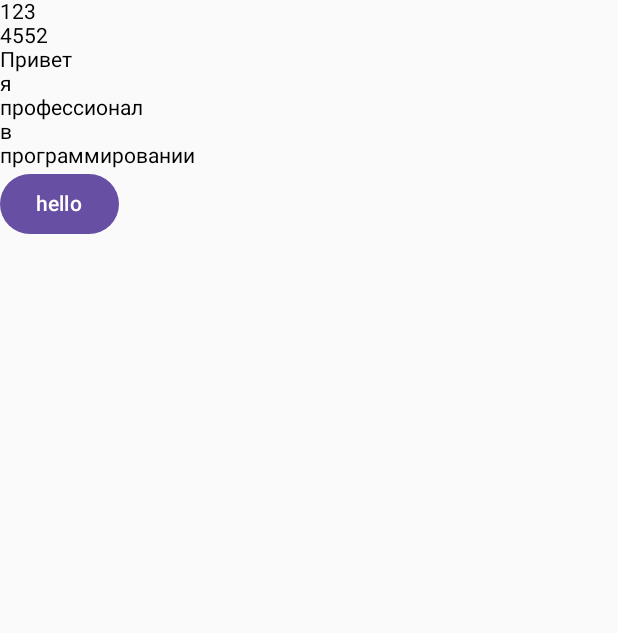
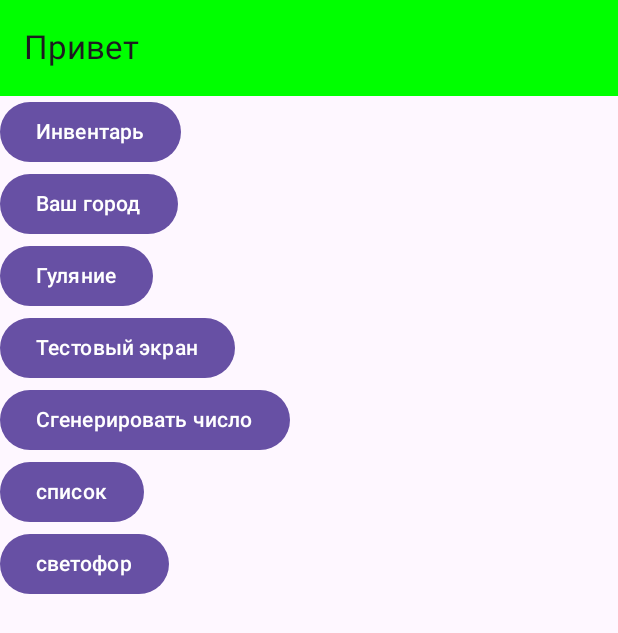
Before and after one commit to 123456789SaVa/inventory, an Android app built with Jetpack Compose: the screen it shows after launch (MainActivity), on a phone screen of 412 x 824 dp. Shown: the top 633 px of the screen. Run offline under Robolectric (Android 15) with nearby library versions, the phone set to English and light mode, and no system bars.

Commit message:
рапарпмидлбь

```diff
--- a/app/src/main/java/com/Sava/inventory/MainActivity.kt
+++ b/app/src/main/java/com/Sava/inventory/MainActivity.kt
@@ -1,38 +1,114 @@
 package com.Sava.inventory
-/**/
+
+import LIST_SCREEN
+import ListScreen
 import android.os.Bundle
 import androidx.activity.ComponentActivity
 import androidx.activity.compose.setContent
 import androidx.compose.foundation.layout.Column
-import androidx.compose.foundation.layout.Row
+import androidx.compose.foundation.layout.fillMaxSize
+import androidx.compose.foundation.layout.padding
 import androidx.compose.material3.Button
+import androidx.compose.material3.ExperimentalMaterial3Api
+import androidx.compose.material3.Scaffold
 import androidx.compose.material3.Text
-class MainActivity : ComponentActivity() {
+import androidx.compose.material3.TopAppBar
+import androidx.compose.material3.TopAppBarDefaults.topAppBarColors
+import androidx.compose.runtime.Composable
+import androidx.compose.ui.Modifier
+import androidx.compose.ui.graphics.Color
+import androidx.navigation.NavHostController
+import androidx.navigation.compose.NavHost
+import androidx.navigation.compose.composable
+import androidx.navigation.compose.rememberNavController
+
+
+class MainActivity: ComponentActivity() {
     override fun onCreate(savedInstanceState: Bundle?) {
         super.onCreate(savedInstanceState)
         setContent {
-            Column {
-                Row {
-                    Text("1")
-                    Text("2")
-                    Text("3")
-                }
-                Row {
-                    Text("4")
-                    Text("5")
-                    Text("52")
-                }
-                Text("Привет")
-                Text("я")
-                Text("профессионал")
-                Text("в")
-                Text("программировании")
-                Button(onClick = { }) {
-                    Text(text = "hello")
-                }
-            }
-
-
+            MyApp()
         }
     }
 }
+
+
+@OptIn(ExperimentalMaterial3Api::class)
+@Composable
+fun MyApp() {
+    Scaffold(topBar = {
+        TopAppBar(
+            title = { Text(text = "Привет") },
+            colors = topAppBarColors(containerColor = Color.Green)
+        )
+    })
+    { padding ->
+        val navController = rememberNavController()
+
+        NavHost(
+            navController = navController,
+            startDestination = MAIN_SCREEN,
+            modifier = Modifier.padding(padding)
+        ) {
+
+            composable(MAIN_SCREEN) { MainScreen(navController) }
+            composable(RANDOM_SCREEN) { RandomScreen() }
+
+
+            composable(CITY_SCREEN) { CityScreen(navController) }
+
+            composable(TEST_SCREEN) { TestScreen(navController) }
+            composable(LIST_SCREEN) { ListScreen()}
+            composable(SVETOFOR_SCREEN) { SvetoforScreen()}
+            composable(INVENTORY_SCREEN) { InventoryScreen(navController) }
+            composable(ADD_ITEM_SCREEN) { AddItemScreen(navController) }
+            composable(EDIT_ITEM_SCREEN) { EditItemScreen(navController) }
+            composable(ITEM_DETAILS_SCREEN) { ItemDetailsScreen(navController) }
+
+            composable(SCREEN_HOUSE) { ScreenHouse(navController) }
+            composable(SCREEN_ATB) { ScreenAtb(navController) }
+            composable(SCREEN_HOME) { ScreenHome(navController) }
+            composable(SCREEN_WALK) { ScreenWalk(navController) }
+        }
+    }
+}
+
+
+val MAIN_SCREEN = "Main screen"
+
+
+@Composable
+fun MainScreen(navController: NavHostController) {
+    Column(modifier = Modifier.fillMaxSize()) {
+        Button(onClick = { navController.navigate(INVENTORY_SCREEN) }) {
+            Text(text = "Инвентарь")
+        }
+        Button(onClick = { navController.navigate(CITY_SCREEN) }) {
+            Text(text = "Ваш город")
+        }
+        Button(onClick = { navController.navigate(SCREEN_HOUSE) }) {
+            Text(text = "Гуляние")
+        }
+        Button(onClick = { navController.navigate(TEST_SCREEN) }) {
+            Text(text = "Тестовый экран")
+        }
+        Button(onClick = { navController.navigate(RANDOM_SCREEN) }) {
+            Text(text = "Сгенерировать число")
+        }
+        Button(onClick = { navController.navigate(LIST_SCREEN) }) {
+            Text(text = "список")
+        }
+        Button(onClick = { navController.navigate(SVETOFOR_SCREEN) }) {
+            Text(text = "светофор")
+        }
+
+    }
+}
+
+private operator fun NavHostController.invoke(value: () -> Any) {
+    TODO("Not yet implemented")
+}
+
+fun navigate(gameScreen: Any): Any {
+    TODO("Not yet implemented")
+}
```
Also changed, not shown: app/src/main/java/com/Sava/inventory/city.kt (added, +41 -0 lines), app/src/main/java/com/Sava/inventory/inventory.kt (added, +102 -0 lines), app/src/main/java/com/Sava/inventory/random.kt (added, +82 -0 lines), app/src/main/java/com/Sava/inventory/svetofor.kt (added, +79 -0 lines), app/src/main/java/com/Sava/inventory/test screen.kt (added, +126 -0 lines), app/src/main/java/com/Sava/inventory/walk.kt (added, +69 -0 lines), app/src/main/java/com/Sava/inventory/пваор.kt (added, +79 -0 lines), app/src/main/res/drawable/lion.webp (added).
